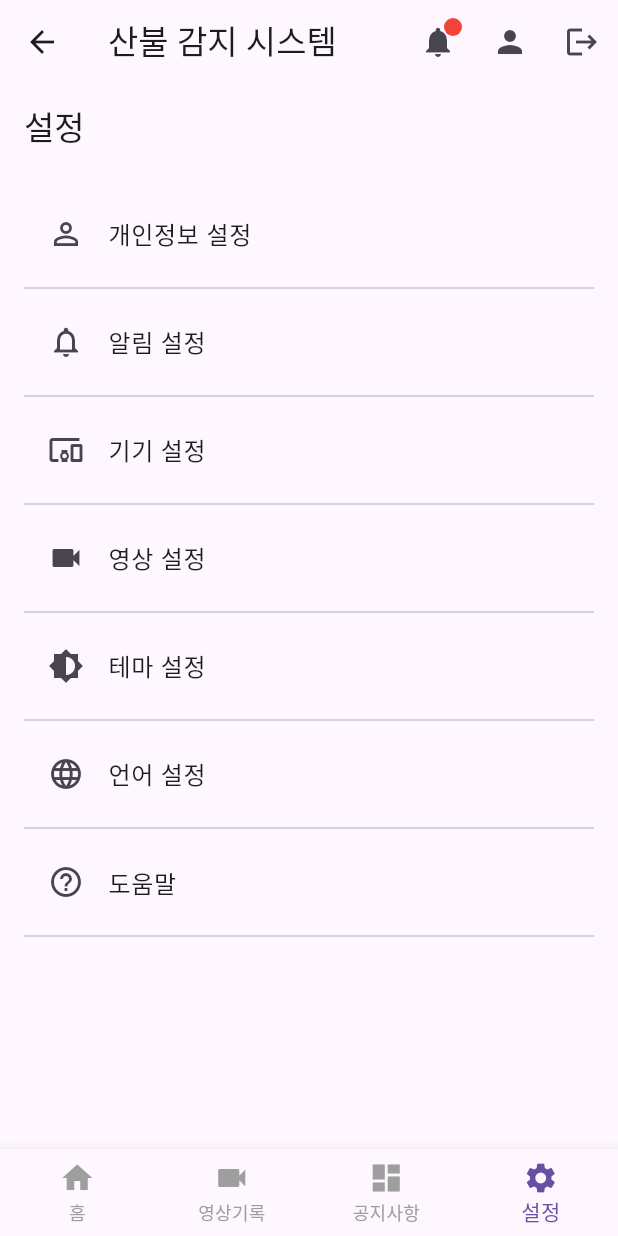
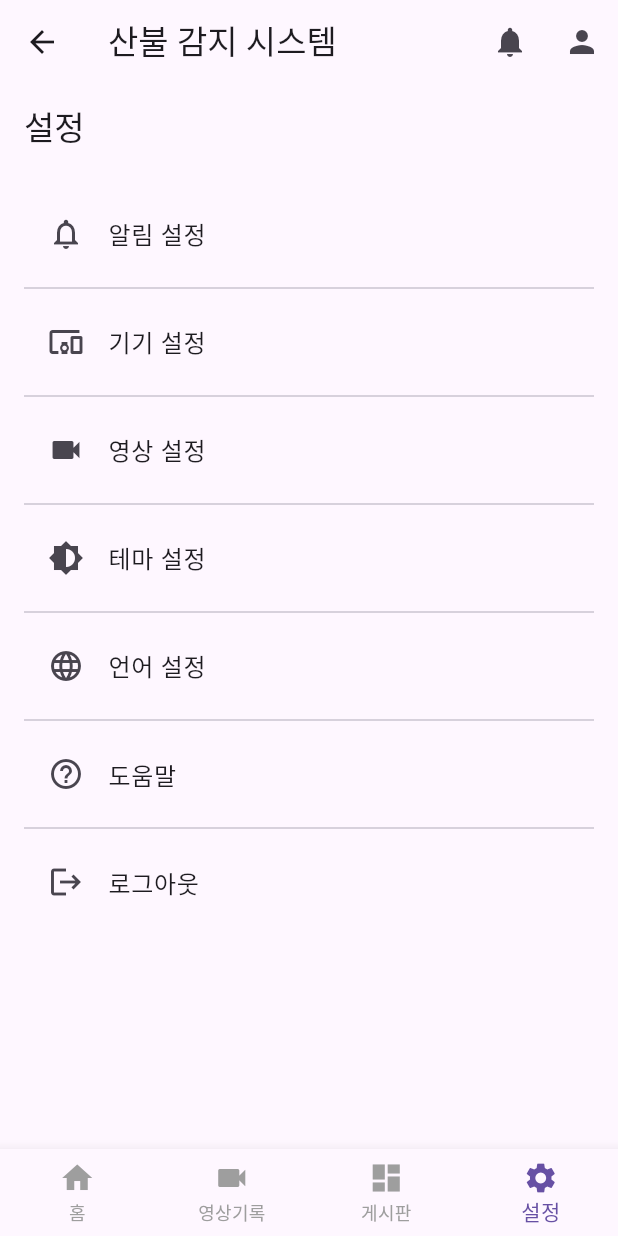
Before and after one commit to jonghun828/cabstone2025_firewatcher, a Flutter app: the MainPage screen opened by its route, item 4 of the bottom bar chosen, on a phone screen of 412 x 824 dp. Run offline on Flutter 3.47's test engine with Material 3 defaults, Android fonts, the phone set to English and light mode, and no system bars; our stand-ins replace image_picker; accounts and stored records are empty.

Commit message:
feat: 메인화면 로그아웃 버튼 삭제 설정 페이지 로그아웃 버튼 추가

```diff
--- a/lib/pages/main_page.dart
+++ b/lib/pages/main_page.dart
@@ -1,3 +1,5 @@
+// lib/pages/main_page.dart
+
 import 'package:flutter/material.dart';
 import '../models/sensor_data.dart';
 import '../widgets/home_sensor_list_widget.dart';
@@ -5,7 +7,7 @@ import 'setting_page.dart';
 import 'notice_board_page.dart';
 import 'video_log_page.dart';
 import 'profile_page.dart';
-import 'notification_page.dart';
+import 'notification_page.dart'; // 알림 페이지 import는 유지
 
 class MainPage extends StatefulWidget {
   const MainPage({super.key});
@@ -15,19 +17,15 @@ class MainPage extends StatefulWidget {
 }
 
 class _MainPageState extends State<MainPage> {
-  // 하단 네비게이션 바 선택 인덱스는 '홈' 버튼의 인덱스인 0으로 그대로 유지됩니다.
   int _selectedIndex = 0;
-  bool _hasUnreadNotifications = true; // <--- 읽지 않은 알림 존재 여부 (초기값 true로 설정)
 
-  // 임시 센서 데이터 (models/sensor_data.dart 에서 import된 SensorData 사용)
   final List<SensorData> _sensorList = [
+    // ... (기존 센서 데이터는 그대로 유지)
     SensorData(areaName: '구역 A', cameraNumber: 'CAM-001', isConnected: true),
     SensorData(areaName: '구역 B', cameraNumber: 'CAM-002', isConnected: false),
-    // 연결 끊김/불안정 예시
     SensorData(areaName: '구역 C', cameraNumber: 'CAM-003', isConnected: true),
     SensorData(areaName: '구역 D', cameraNumber: 'CAM-004', isConnected: true),
     SensorData(areaName: '구역 E', cameraNumber: 'CAM-005', isConnected: false),
-    // 연결 끊김/불안정 예시
     SensorData(areaName: '구역 F', cameraNumber: 'CAM-006', isConnected: true),
     SensorData(areaName: '구역 G', cameraNumber: 'CAM-007', isConnected: true),
     SensorData(areaName: '구역 H', cameraNumber: 'CAM-008', isConnected: true),
@@ -35,46 +33,22 @@ class _MainPageState extends State<MainPage> {
     SensorData(areaName: '구역 J', cameraNumber: 'CAM-010', isConnected: true),
   ];
 
-  // BottomNavigationBar 아이템에 해당하는 페이지 위젯 리스트
-  // 순서: 홈(0), 영상기록(1), 게시판(2), 설정(3)
-  late final List<Widget> _pages; // late 키워드를 사용하여 initState에서 초기화합니다.
+  late final List<Widget> _pages;
 
   @override
   void initState() {
     super.initState();
-    // _pages 리스트를 initState에서 초기화합니다.
     _pages = <Widget>[
       HomeSensorListWidget(sensorList: _sensorList),
       const VideoLogPage(),
       const NoticeBoardPage(),
       const SettingPage(),
     ];
-    // 앱 시작 시 읽지 않은 알림이 있다고 가정 (실제로는 API 호출 등으로 판단)
-    _checkUnreadNotifications(); // <--- 초기 상태 체크 메서드 호출
   }
 
-  // 하단 메뉴바 아이템 탭 시 호출되는 함수
   void _onItemTapped(int index) {
     setState(() {
-      _selectedIndex = index; // 선택된 인덱스를 업데이트하여 화면 전환
-    });
-  }
-
-  // 알림 페이지에서 돌아올 때 호출될 콜백 함수
-  void _onNotificationsRead(bool hasUnread) {
-    setState(() {
-      _hasUnreadNotifications = hasUnread; // 알림 읽음 여부 업데이트
-    });
-  }
-
-  // 임시로 읽지 않은 알림이 있는지 확인하는 메서드 (나중에 실제 로직으로 대체)
-  void _checkUnreadNotifications() {
-    // TODO: 실제 알림 서비스나 저장된 데이터를 통해 읽지 않은 알림이 있는지 확인
-    // 현재는 NotificationPage의 임시 데이터가 섞여있으므로 임시로 true/false를 번갈아 설정
-    // 실제 구현 시 NotificationPage의 _notifications 리스트에서 isRead=false인 것이 있는지 체크
-    setState(() {
-      // _hasUnreadNotifications = !_hasUnreadNotifications; // 테스트용 토글
-      _hasUnreadNotifications = true; // 일단 초기에는 알림이 있다고 가정
+      _selectedIndex = index;
     });
   }
 
@@ -84,55 +58,18 @@ class _MainPageState extends State<MainPage> {
       appBar: AppBar(
         title: const Text('산불 감지 시스템'),
         actions: [
-          // 알림 아이콘 (Badge 추가)
-          Stack(
-            // <--- 아이콘 위에 빨간 점을 겹치기 위해 Stack 사용
-            children: [
+          // 알림 아이콘
           IconButton(
             icon: const Icon(Icons.notifications),
-                onPressed: () async {
-                  // async-await을 사용하여 NotificationPage에서 결과 받기
+            onPressed: () {
               print('알림 아이콘 클릭');
-                  // NotificationPage로 이동하며 읽지 않은 알림 상태 업데이트 콜백 전달
-                  final result = await Navigator.push(
+              Navigator.push(
                 context,
                 MaterialPageRoute(
-                      builder: (context) => NotificationPage(
-                        onNotificationsRead:
-                            _onNotificationsRead, // <--- 콜백 함수 전달
-                      ),
+                  builder: (context) => const NotificationPage(),
                 ),
               );
-                  // NotificationPage에서 반환된 결과가 있다면 (_onNotificationsRead 콜백이 호출되었다면),
-                  // result를 통해 추가적인 작업을 할 수도 있습니다.
-                  if (result != null && result is bool) {
-                    _onNotificationsRead(
-                      result,
-                    ); // NotificationPage가 pop되면서 상태를 직접 반환할 경우
-                  }
             },
-              ),
-              if (_hasUnreadNotifications) // <--- 읽지 않은 알림이 있을 때만 빨간 점 표시
-                Positioned(
-                  // <--- Stack 내에서 위치 지정
-                  right: 8,
-                  top: 8,
-                  child: Container(
-                    padding: const EdgeInsets.all(2),
-                    decoration: BoxDecoration(
-                      color: Colors.red,
-                      borderRadius: BorderRadius.circular(6),
-                    ),
-                    constraints: const BoxConstraints(
-                      minWidth: 12,
-                      minHeight: 12,
-                    ),
-                    child: const SizedBox.shrink(), // 내용 없이 크기만 지정
-                  ),
-                )
-              else
-                const SizedBox.shrink(), // 알림이 없으면 아무것도 그리지 않음 (혹은 작은 빈 박스)
-            ],
           ),
           // 프로필 아이콘
           IconButton(
@@ -140,38 +77,37 @@ class _MainPageState extends State<MainPage> {
             onPressed: () {
               print('프로필 아이콘 클릭');
               Navigator.push(
-                // <--- 프로필 페이지로 이동!
                 context,
-                MaterialPageRoute(builder: (context) => const ProfilePage()),
+                MaterialPageRoute(
+                  builder: (context) => const ProfilePage(),
+                ),
               );
             },
           ),
-          // 로그아웃 아이콘
-          IconButton(
-            icon: const Icon(Icons.logout),
-            onPressed: () {
-              Navigator.pushReplacementNamed(context, '/');
-            },
-          ),
+          // 로그아웃 아이콘 <--- 이 아이콘 버튼이 제거되었습니다!
+          // IconButton(
+          //   icon: const Icon(Icons.logout),
+          //   onPressed: () {
+          //     Navigator.pushReplacementNamed(context, '/');
+          //   },
+          // ),
         ],
       ),
-      body: IndexedStack(index: _selectedIndex, children: _pages),
+      body: IndexedStack(
+        index: _selectedIndex,
+        children: _pages,
+      ),
       bottomNavigationBar: BottomNavigationBar(
-        // 하단 메뉴바
         items: const <BottomNavigationBarItem>[
           BottomNavigationBarItem(icon: Icon(Icons.home), label: '홈'),
           BottomNavigationBarItem(icon: Icon(Icons.videocam), label: '영상기록'),
-          BottomNavigationBarItem(icon: Icon(Icons.dashboard), label: '공지사항'),
+          BottomNavigationBarItem(icon: Icon(Icons.dashboard), label: '게시판'),
           BottomNavigationBarItem(icon: Icon(Icons.settings), label: '설정'),
         ],
         currentIndex: _selectedIndex,
-        // 현재 선택된 아이템의 인덱스
         selectedItemColor: Theme.of(context).primaryColor,
-        // 선택된 아이템 색상
         unselectedItemColor: Colors.grey,
-        // 선택되지 않은 아이템 색상
         onTap: _onItemTapped,
-        // 아이템 탭 시 호출될 함수
         type: BottomNavigationBarType.fixed,
       ),
     );
--- a/lib/pages/setting_page.dart
+++ b/lib/pages/setting_page.dart
@@ -15,16 +15,6 @@ class SettingPage extends StatelessWidget {
       body: ListView(
         padding: const EdgeInsets.all(16.0),
         children: [
-          ListTile(
-            leading: Icon(Icons.person_outline),
-            title: Text('개인정보 설정'),
-            onTap: () {
-              print('개인정보 설정 메뉴 선택');
-              // TODO: 개인정보 설정 상세 페이지로 이동
-            },
-          ),
-          Divider(),
-
           ListTile(
             leading: Icon(Icons.notifications_none), // 알림 관련 아이콘
             title: Text('알림 설정'),
@@ -84,6 +74,14 @@ class SettingPage extends StatelessWidget {
             },
           ),
           Divider(),
+
+          ListTile(
+            leading: Icon(Icons.logout),
+            title: Text('로그아웃'),
+            onTap: (){
+              Navigator.pushReplacementNamed(context, '/');
+            }
+          ),
         ],
       ),
     );
```
Lines whose indentation alone changed are shown as unchanged.
